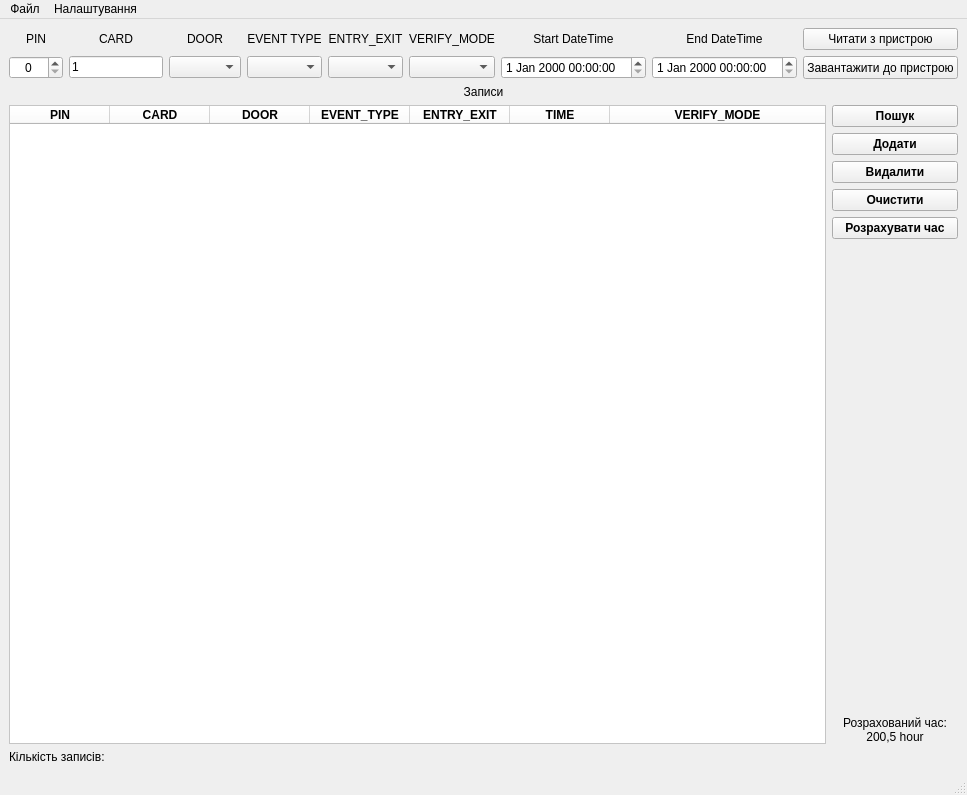
This is src/forms/main_window.ui in OleksandrFURHALIUK/HackZ as Qt 5 draws it before an edit. The edited form follows.
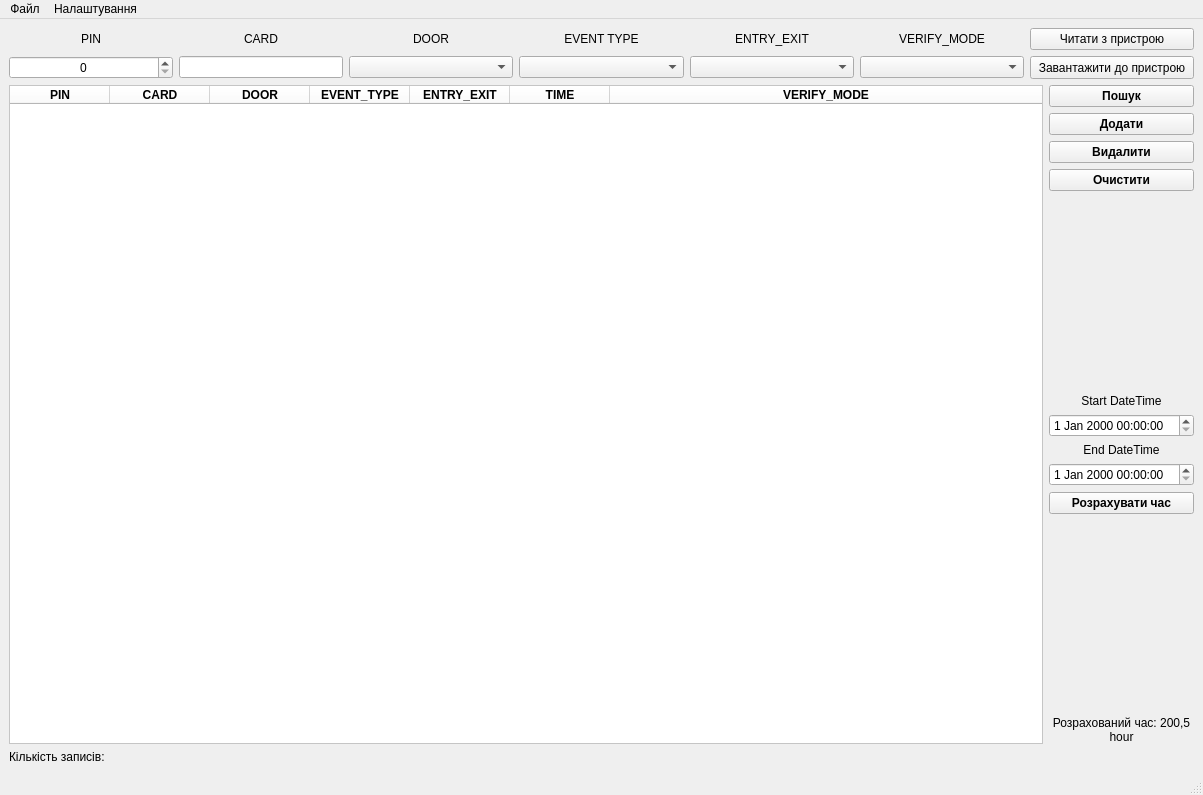
This is the edited form. Icons and pictures are not drawn.

```diff
--- a/src/forms/main_window.ui
+++ b/src/forms/main_window.ui
@@ -9,7 +9,7 @@
    <rect>
     <x>0</x>
     <y>0</y>
-    <width>967</width>
+    <width>1203</width>
     <height>795</height>
    </rect>
   </property>
@@ -33,211 +33,7 @@
     </sizepolicy>
    </property>
    <layout class="QGridLayout" name="gridLayout">
-    <item row="0" column="1">
-     <layout class="QGridLayout" name="filter_gridLayout">
-      <item row="3" column="0">
-       <widget class="QLabel" name="label">
-        <property name="text">
-         <string>PIN</string>
-        </property>
-        <property name="alignment">
-         <set>Qt::AlignCenter</set>
-        </property>
-       </widget>
-      </item>
-      <item row="7" column="4">
-       <widget class="QComboBox" name="filter_field_entry_exit"/>
-      </item>
-      <item row="7" column="1">
-       <widget class="QLineEdit" name="filter_field_card">
-        <property name="sizePolicy">
-         <sizepolicy hsizetype="Preferred" vsizetype="Fixed">
-          <horstretch>0</horstretch>
-          <verstretch>0</verstretch>
-         </sizepolicy>
-        </property>
-        <property name="text">
-         <string>1</string>
-        </property>
-       </widget>
-      </item>
-      <item row="3" column="6">
-       <widget class="QLabel" name="label_4">
-        <property name="text">
-         <string>Start DateTime</string>
-        </property>
-        <property name="alignment">
-         <set>Qt::AlignCenter</set>
-        </property>
-        <property name="wordWrap">
-         <bool>false</bool>
-        </property>
-       </widget>
-      </item>
-      <item row="7" column="6">
-       <widget class="QDateTimeEdit" name="filter_field_start_date_time">
-        <property name="calendarPopup">
-         <bool>false</bool>
-        </property>
-       </widget>
-      </item>
-      <item row="7" column="2">
-       <widget class="QComboBox" name="filter_field_door">
-        <property name="focusPolicy">
-         <enum>Qt::WheelFocus</enum>
-        </property>
-        <property name="styleSheet">
-         <string notr="true"/>
-        </property>
-       </widget>
-      </item>
-      <item row="3" column="4">
-       <widget class="QLabel" name="label_7">
-        <property name="text">
-         <string>ENTRY_EXIT</string>
-        </property>
-        <property name="alignment">
-         <set>Qt::AlignCenter</set>
-        </property>
-        <property name="wordWrap">
-         <bool>false</bool>
-        </property>
-       </widget>
-      </item>
-      <item row="7" column="7">
-       <widget class="QDateTimeEdit" name="filter_field_end_date_time">
-        <property name="calendarPopup">
-         <bool>false</bool>
-        </property>
-       </widget>
-      </item>
-      <item row="3" column="1">
-       <widget class="QLabel" name="label_2">
-        <property name="text">
-         <string>CARD</string>
-        </property>
-        <property name="alignment">
-         <set>Qt::AlignCenter</set>
-        </property>
-       </widget>
-      </item>
-      <item row="7" column="8">
-       <widget class="QPushButton" name="btn_download_transactions_to_device">
-        <property name="sizePolicy">
-         <sizepolicy hsizetype="Minimum" vsizetype="Minimum">
-          <horstretch>0</horstretch>
-          <verstretch>0</verstretch>
-         </sizepolicy>
-        </property>
-        <property name="text">
-         <string>Завантажити до пристрою</string>
-        </property>
-        <property name="icon">
-         <iconset theme="document-send">
-          <normaloff>../../../../.designer/backup</normaloff>../../../../.designer/backup</iconset>
-        </property>
-       </widget>
-      </item>
-      <item row="7" column="3">
-       <widget class="QComboBox" name="filter_field_event_type"/>
-      </item>
-      <item row="3" column="3">
-       <widget class="QLabel" name="label_6">
-        <property name="text">
-         <string>EVENT TYPE</string>
-        </property>
-        <property name="alignment">
-         <set>Qt::AlignCenter</set>
-        </property>
-        <property name="wordWrap">
-         <bool>false</bool>
-        </property>
-       </widget>
-      </item>
-      <item row="3" column="7">
-       <widget class="QLabel" name="label_5">
-        <property name="text">
-         <string>End DateTime</string>
-        </property>
-        <property name="textFormat">
-         <enum>Qt::AutoText</enum>
-        </property>
-        <property name="scaledContents">
-         <bool>false</bool>
-        </property>
-        <property name="alignment">
-         <set>Qt::AlignCenter</set>
-        </property>
-        <property name="wordWrap">
-         <bool>false</bool>
-        </property>
-       </widget>
-      </item>
-      <item row="3" column="8">
-       <widget class="QPushButton" name="btn_upload_transactions_from_device">
-        <property name="sizePolicy">
-         <sizepolicy hsizetype="Minimum" vsizetype="Minimum">
-          <horstretch>0</horstretch>
-          <verstretch>0</verstretch>
-         </sizepolicy>
-        </property>
-        <property name="text">
-         <string>Читати з пристрою</string>
-        </property>
-        <property name="icon">
-         <iconset theme="document-new">
-          <normaloff>../../../../.designer/backup</normaloff>../../../../.designer/backup</iconset>
-        </property>
-        <property name="flat">
-         <bool>false</bool>
-        </property>
-       </widget>
-      </item>
-      <item row="3" column="2">
-       <widget class="QLabel" name="label_3">
-        <property name="text">
-         <string>DOOR</string>
-        </property>
-        <property name="alignment">
-         <set>Qt::AlignCenter</set>
-        </property>
-       </widget>
-      </item>
-      <item row="7" column="0">
-       <widget class="QSpinBox" name="filter_field_pin">
-        <property name="wrapping">
-         <bool>false</bool>
-        </property>
-        <property name="frame">
-         <bool>true</bool>
-        </property>
-        <property name="alignment">
-         <set>Qt::AlignCenter</set>
-        </property>
-        <property name="maximum">
-         <number>9999</number>
-        </property>
-       </widget>
-      </item>
-      <item row="3" column="5">
-       <widget class="QLabel" name="label_8">
-        <property name="text">
-         <string>VERIFY_MODE</string>
-        </property>
-        <property name="alignment">
-         <set>Qt::AlignCenter</set>
-        </property>
-        <property name="wordWrap">
-         <bool>false</bool>
-        </property>
-       </widget>
-      </item>
-      <item row="7" column="5">
-       <widget class="QComboBox" name="filter_field_verify_mode"/>
-      </item>
-     </layout>
-    </item>
-    <item row="6" column="1">
+    <item row="5" column="1">
      <layout class="QHBoxLayout" name="data_horizontalLayout">
       <property name="sizeConstraint">
        <enum>QLayout::SetDefaultConstraint</enum>
@@ -353,37 +149,11 @@
        </widget>
       </item>
       <item>
-       <layout class="QVBoxLayout" name="buttons_verticalLayout">
+       <layout class="QGridLayout" name="gridLayout_2">
         <property name="sizeConstraint">
          <enum>QLayout::SetDefaultConstraint</enum>
         </property>
-        <item>
-         <widget class="QPushButton" name="btn_search">
-          <property name="enabled">
-           <bool>true</bool>
-          </property>
-          <property name="sizePolicy">
-           <sizepolicy hsizetype="Minimum" vsizetype="Preferred">
-            <horstretch>0</horstretch>
-            <verstretch>0</verstretch>
-           </sizepolicy>
-          </property>
-          <property name="font">
-           <font>
-            <weight>75</weight>
-            <bold>true</bold>
-           </font>
-          </property>
-          <property name="text">
-           <string>Пошук</string>
-          </property>
-          <property name="icon">
-           <iconset theme="edit-find">
-            <normaloff>../../../../.designer/backup</normaloff>../../../../.designer/backup</iconset>
-          </property>
-         </widget>
-        </item>
-        <item>
+        <item row="1" column="0">
          <widget class="QPushButton" name="btn_add_transaction">
           <property name="enabled">
            <bool>true</bool>
@@ -409,85 +179,7 @@
           </property>
          </widget>
         </item>
-        <item>
-         <widget class="QPushButton" name="btn_delete_transaction">
-          <property name="enabled">
-           <bool>true</bool>
-          </property>
-          <property name="sizePolicy">
-           <sizepolicy hsizetype="Preferred" vsizetype="Preferred">
-            <horstretch>0</horstretch>
-            <verstretch>0</verstretch>
-           </sizepolicy>
-          </property>
-          <property name="font">
-           <font>
-            <weight>75</weight>
-            <bold>true</bold>
-           </font>
-          </property>
-          <property name="text">
-           <string>Видалити</string>
-          </property>
-          <property name="icon">
-           <iconset theme="list-remove">
-            <normaloff>../../../../.designer/backup</normaloff>../../../../.designer/backup</iconset>
-          </property>
-         </widget>
-        </item>
-        <item>
-         <widget class="QPushButton" name="btn_clear_transactions_table">
-          <property name="enabled">
-           <bool>true</bool>
-          </property>
-          <property name="sizePolicy">
-           <sizepolicy hsizetype="Minimum" vsizetype="Preferred">
-            <horstretch>0</horstretch>
-            <verstretch>0</verstretch>
-           </sizepolicy>
-          </property>
-          <property name="font">
-           <font>
-            <weight>75</weight>
-            <bold>true</bold>
-           </font>
-          </property>
-          <property name="text">
-           <string>Очистити</string>
-          </property>
-          <property name="icon">
-           <iconset theme="edit-clear">
-            <normaloff>../../../../.designer/backup</normaloff>../../../../.designer/backup</iconset>
-          </property>
-         </widget>
-        </item>
-        <item>
-         <widget class="QPushButton" name="btn_calculate_time">
-          <property name="enabled">
-           <bool>true</bool>
-          </property>
-          <property name="sizePolicy">
-           <sizepolicy hsizetype="Minimum" vsizetype="Preferred">
-            <horstretch>0</horstretch>
-            <verstretch>0</verstretch>
-           </sizepolicy>
-          </property>
-          <property name="font">
-           <font>
-            <weight>75</weight>
-            <bold>true</bold>
-           </font>
-          </property>
-          <property name="text">
-           <string>Розрахувати час</string>
-          </property>
-          <property name="icon">
-           <iconset theme="accessories-calculator">
-            <normaloff>../../../../.designer/backup</normaloff>../../../../.designer/backup</iconset>
-          </property>
-         </widget>
-        </item>
-        <item>
+        <item row="11" column="0">
          <spacer name="verticalSpacer">
           <property name="orientation">
            <enum>Qt::Vertical</enum>
@@ -500,7 +192,7 @@
           </property>
          </spacer>
         </item>
-        <item>
+        <item row="12" column="0">
          <widget class="QLabel" name="lbl_attendance_time">
           <property name="text">
            <string>Розрахований час: 200,5 hour</string>
@@ -522,26 +214,337 @@
           </property>
          </widget>
         </item>
+        <item row="9" column="0">
+         <widget class="QDateTimeEdit" name="filter_field_end_date_time">
+          <property name="calendarPopup">
+           <bool>false</bool>
+          </property>
+         </widget>
+        </item>
+        <item row="8" column="0">
+         <widget class="QLabel" name="label_5">
+          <property name="text">
+           <string>End DateTime</string>
+          </property>
+          <property name="textFormat">
+           <enum>Qt::AutoText</enum>
+          </property>
+          <property name="scaledContents">
+           <bool>false</bool>
+          </property>
+          <property name="alignment">
+           <set>Qt::AlignCenter</set>
+          </property>
+          <property name="wordWrap">
+           <bool>false</bool>
+          </property>
+         </widget>
+        </item>
+        <item row="4" column="0">
+         <spacer name="verticalSpacer_2">
+          <property name="orientation">
+           <enum>Qt::Vertical</enum>
+          </property>
+          <property name="sizeHint" stdset="0">
+           <size>
+            <width>20</width>
+            <height>40</height>
+           </size>
+          </property>
+         </spacer>
+        </item>
+        <item row="3" column="0">
+         <widget class="QPushButton" name="btn_clear_transactions_table">
+          <property name="enabled">
+           <bool>true</bool>
+          </property>
+          <property name="sizePolicy">
+           <sizepolicy hsizetype="Minimum" vsizetype="Preferred">
+            <horstretch>0</horstretch>
+            <verstretch>0</verstretch>
+           </sizepolicy>
+          </property>
+          <property name="font">
+           <font>
+            <weight>75</weight>
+            <bold>true</bold>
+           </font>
+          </property>
+          <property name="text">
+           <string>Очистити</string>
+          </property>
+          <property name="icon">
+           <iconset theme="edit-clear">
+            <normaloff>../../../../.designer/backup</normaloff>../../../../.designer/backup</iconset>
+          </property>
+         </widget>
+        </item>
+        <item row="0" column="0">
+         <widget class="QPushButton" name="btn_search">
+          <property name="enabled">
+           <bool>true</bool>
+          </property>
+          <property name="sizePolicy">
+           <sizepolicy hsizetype="Minimum" vsizetype="Preferred">
+            <horstretch>0</horstretch>
+            <verstretch>0</verstretch>
+           </sizepolicy>
+          </property>
+          <property name="font">
+           <font>
+            <weight>75</weight>
+            <bold>true</bold>
+           </font>
+          </property>
+          <property name="text">
+           <string>Пошук</string>
+          </property>
+          <property name="icon">
+           <iconset theme="edit-find">
+            <normaloff>../../../../.designer/backup</normaloff>../../../../.designer/backup</iconset>
+          </property>
+         </widget>
+        </item>
+        <item row="7" column="0">
+         <widget class="QDateTimeEdit" name="filter_field_start_date_time">
+          <property name="calendarPopup">
+           <bool>false</bool>
+          </property>
+         </widget>
+        </item>
+        <item row="6" column="0">
+         <widget class="QLabel" name="label_4">
+          <property name="text">
+           <string>Start DateTime</string>
+          </property>
+          <property name="alignment">
+           <set>Qt::AlignCenter</set>
+          </property>
+          <property name="wordWrap">
+           <bool>false</bool>
+          </property>
+         </widget>
+        </item>
+        <item row="2" column="0">
+         <widget class="QPushButton" name="btn_delete_transaction">
+          <property name="enabled">
+           <bool>true</bool>
+          </property>
+          <property name="sizePolicy">
+           <sizepolicy hsizetype="Preferred" vsizetype="Preferred">
+            <horstretch>0</horstretch>
+            <verstretch>0</verstretch>
+           </sizepolicy>
+          </property>
+          <property name="font">
+           <font>
+            <weight>75</weight>
+            <bold>true</bold>
+           </font>
+          </property>
+          <property name="text">
+           <string>Видалити</string>
+          </property>
+          <property name="icon">
+           <iconset theme="list-remove">
+            <normaloff>../../../../.designer/backup</normaloff>../../../../.designer/backup</iconset>
+          </property>
+         </widget>
+        </item>
+        <item row="10" column="0">
+         <widget class="QPushButton" name="btn_calculate_time">
+          <property name="enabled">
+           <bool>true</bool>
+          </property>
+          <property name="sizePolicy">
+           <sizepolicy hsizetype="Minimum" vsizetype="Preferred">
+            <horstretch>0</horstretch>
+            <verstretch>0</verstretch>
+           </sizepolicy>
+          </property>
+          <property name="font">
+           <font>
+            <weight>75</weight>
+            <bold>true</bold>
+           </font>
+          </property>
+          <property name="text">
+           <string>Розрахувати час</string>
+          </property>
+          <property name="icon">
+           <iconset theme="accessories-calculator">
+            <normaloff>../../../../.designer/backup</normaloff>../../../../.designer/backup</iconset>
+          </property>
+         </widget>
+        </item>
        </layout>
       </item>
      </layout>
     </item>
-    <item row="7" column="1">
+    <item row="6" column="1">
      <widget class="QLabel" name="lbl_transactions_count">
       <property name="text">
        <string>Кількість записів: </string>
       </property>
      </widget>
     </item>
-    <item row="1" column="1">
-     <widget class="QLabel" name="label1">
-      <property name="text">
-       <string>Записи</string>
-      </property>
-      <property name="alignment">
-       <set>Qt::AlignCenter</set>
-      </property>
-     </widget>
+    <item row="0" column="1">
+     <layout class="QGridLayout" name="filter_gridLayout">
+      <item row="3" column="2">
+       <widget class="QLabel" name="label_3">
+        <property name="text">
+         <string>DOOR</string>
+        </property>
+        <property name="alignment">
+         <set>Qt::AlignCenter</set>
+        </property>
+       </widget>
+      </item>
+      <item row="3" column="0">
+       <widget class="QLabel" name="label">
+        <property name="text">
+         <string>PIN</string>
+        </property>
+        <property name="alignment">
+         <set>Qt::AlignCenter</set>
+        </property>
+       </widget>
+      </item>
+      <item row="8" column="5">
+       <widget class="QComboBox" name="filter_field_verify_mode"/>
+      </item>
+      <item row="3" column="5">
+       <widget class="QLabel" name="label_8">
+        <property name="text">
+         <string>VERIFY_MODE</string>
+        </property>
+        <property name="alignment">
+         <set>Qt::AlignCenter</set>
+        </property>
+        <property name="wordWrap">
+         <bool>false</bool>
+        </property>
+       </widget>
+      </item>
+      <item row="8" column="2">
+       <widget class="QComboBox" name="filter_field_door">
+        <property name="focusPolicy">
+         <enum>Qt::WheelFocus</enum>
+        </property>
+        <property name="styleSheet">
+         <string notr="true"/>
+        </property>
+       </widget>
+      </item>
+      <item row="3" column="1">
+       <widget class="QLabel" name="label_2">
+        <property name="text">
+         <string>CARD</string>
+        </property>
+        <property name="alignment">
+         <set>Qt::AlignCenter</set>
+        </property>
+       </widget>
+      </item>
+      <item row="3" column="4">
+       <widget class="QLabel" name="label_7">
+        <property name="text">
+         <string>ENTRY_EXIT</string>
+        </property>
+        <property name="alignment">
+         <set>Qt::AlignCenter</set>
+        </property>
+        <property name="wordWrap">
+         <bool>false</bool>
+        </property>
+       </widget>
+      </item>
+      <item row="8" column="7">
+       <widget class="QPushButton" name="btn_download_transactions_to_device">
+        <property name="sizePolicy">
+         <sizepolicy hsizetype="Minimum" vsizetype="Minimum">
+          <horstretch>0</horstretch>
+          <verstretch>0</verstretch>
+         </sizepolicy>
+        </property>
+        <property name="text">
+         <string>Завантажити до пристрою</string>
+        </property>
+        <property name="icon">
+         <iconset theme="document-send">
+          <normaloff>../../../../.designer/backup</normaloff>../../../../.designer/backup</iconset>
+        </property>
+       </widget>
+      </item>
+      <item row="3" column="7">
+       <widget class="QPushButton" name="btn_upload_transactions_from_device">
+        <property name="sizePolicy">
+         <sizepolicy hsizetype="Minimum" vsizetype="Minimum">
+          <horstretch>0</horstretch>
+          <verstretch>0</verstretch>
+         </sizepolicy>
+        </property>
+        <property name="text">
+         <string>Читати з пристрою</string>
+        </property>
+        <property name="icon">
+         <iconset theme="document-new">
+          <normaloff>../../../../.designer/backup</normaloff>../../../../.designer/backup</iconset>
+        </property>
+        <property name="flat">
+         <bool>false</bool>
+        </property>
+       </widget>
+      </item>
+      <item row="8" column="0">
+       <widget class="QSpinBox" name="filter_field_pin">
+        <property name="wrapping">
+         <bool>false</bool>
+        </property>
+        <property name="frame">
+         <bool>true</bool>
+        </property>
+        <property name="alignment">
+         <set>Qt::AlignCenter</set>
+        </property>
+        <property name="maximum">
+         <number>9999</number>
+        </property>
+       </widget>
+      </item>
+      <item row="8" column="3">
+       <widget class="QComboBox" name="filter_field_event_type"/>
+      </item>
+      <item row="8" column="1">
+       <widget class="QLineEdit" name="filter_field_card">
+        <property name="sizePolicy">
+         <sizepolicy hsizetype="Preferred" vsizetype="Fixed">
+          <horstretch>0</horstretch>
+          <verstretch>0</verstretch>
+         </sizepolicy>
+        </property>
+        <property name="text">
+         <string/>
+        </property>
+       </widget>
+      </item>
+      <item row="8" column="4">
+       <widget class="QComboBox" name="filter_field_entry_exit"/>
+      </item>
+      <item row="3" column="3">
+       <widget class="QLabel" name="label_6">
+        <property name="text">
+         <string>EVENT TYPE</string>
+        </property>
+        <property name="alignment">
+         <set>Qt::AlignCenter</set>
+        </property>
+        <property name="wordWrap">
+         <bool>false</bool>
+        </property>
+       </widget>
+      </item>
+     </layout>
     </item>
    </layout>
   </widget>
@@ -550,7 +553,7 @@
     <rect>
      <x>0</x>
      <y>0</y>
-     <width>967</width>
+     <width>1203</width>
      <height>26</height>
     </rect>
    </property>
```
